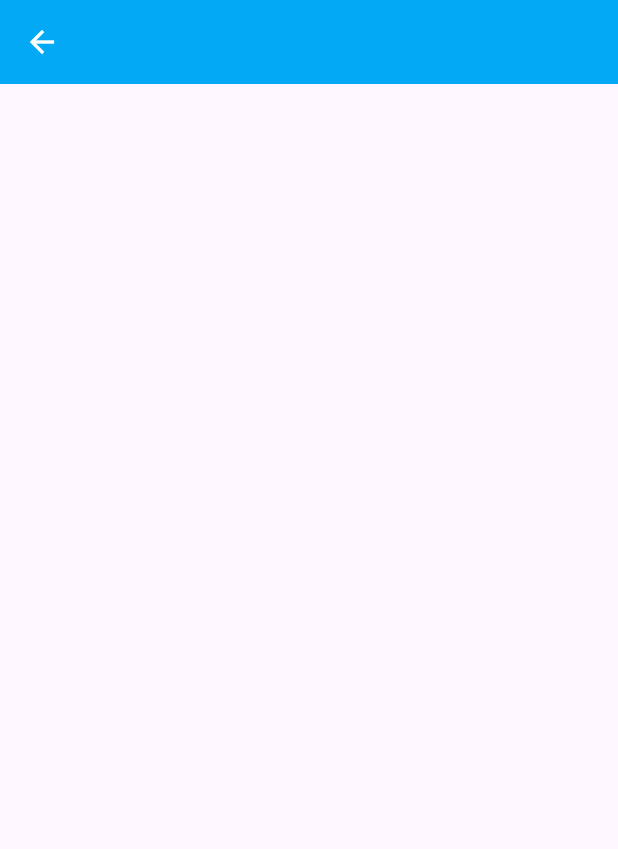
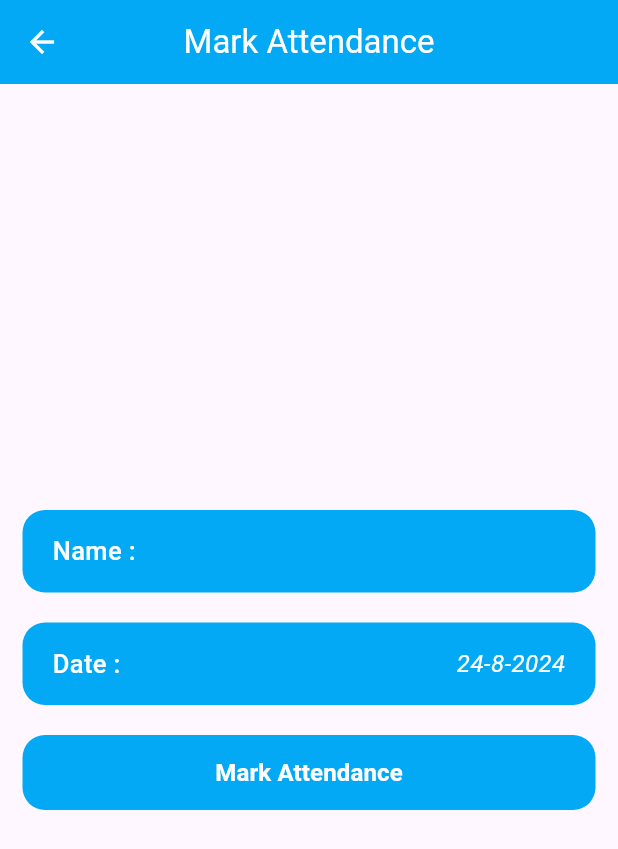
Before and after one commit to Abdulnasir-w/Attendance-Managment-System, a Flutter app: the MarkAttendanceScreen screen opened directly, on a phone screen of 412 x 824 dp. Shown: the top 849 px of the screen. Run offline on Flutter 3.47's test engine with Material 3 defaults, Android fonts, the light colour scheme and no system bars; our stand-ins replace cloud_firestore, firebase_auth, firebase_core, firebase_storage, flutter_svg, image_picker and 1 more; accounts and stored records are empty; statements that could not run were skipped.

Commit message:
mark attendance done

```diff
--- a/lib/Screens/User/mark_attendance_screen.dart
+++ b/lib/Screens/User/mark_attendance_screen.dart
@@ -1,16 +1,122 @@
+import 'package:attendance_ms/Components/custom_button.dart';
+import 'package:attendance_ms/Components/custom_profile_tabs.dart';
+import 'package:attendance_ms/Components/custom_snakbar.dart';
+import 'package:attendance_ms/Providers/attendance_provider.dart';
+import 'package:attendance_ms/Providers/auth_provider.dart';
 import 'package:flutter/material.dart';
+import 'package:provider/provider.dart';
 
-class MarkAttendanceScreen extends StatelessWidget {
+class MarkAttendanceScreen extends StatefulWidget {
   const MarkAttendanceScreen({super.key});
 
   @override
+  State<MarkAttendanceScreen> createState() => _MarkAttendanceScreenState();
+}
+
+class _MarkAttendanceScreenState extends State<MarkAttendanceScreen> {
+  bool isLoading = false;
+  bool isAttendaceMarked = false;
+
+  @override
+  void initState() {
+    super.initState();
+    checkAttendanceStatus();
+  }
+
+  Future<void> checkAttendanceStatus() async {
+    final auth = Provider.of<AuthProvider>(context, listen: false);
+    final attend = Provider.of<AttendanceProvider>(context, listen: false);
+
+    await attend.checkAttendancedMarked(auth.user!.uId);
+    if (mounted) {
+      setState(() {
+        isAttendaceMarked = attend.isAttendanceMarked;
+      });
+    }
+  }
+
+  Future<void> _markAttendance() async {
+    final auth = Provider.of<AuthProvider>(context, listen: false);
+    final attendance = Provider.of<AttendanceProvider>(context, listen: false);
+
+    setState(() {
+      isLoading = true;
+    });
+
+    try {
+      await attendance.markAttendance(auth.user!.uId);
+      if (!mounted) return;
+
+      CustomSnakbar.showCustomSnackbar(
+        context,
+        message: "Attendance Marked Successfully",
+        alignment: Alignment.bottomCenter,
+        type: SnackBarType.success,
+      );
+      Navigator.pop(context);
+    } catch (e) {
+      if (!mounted) return;
+
+      CustomSnakbar.showCustomSnackbar(
+        context,
+        message: e.toString(),
+        alignment: Alignment.bottomCenter,
+        type: SnackBarType.error,
+      );
+    } finally {
+      if (mounted) {
+        setState(() {
+          isLoading = false;
+        });
+      }
+    }
+  }
+
+  @override
   Widget build(BuildContext context) {
+    final auth = Provider.of<AuthProvider>(context, listen: false);
+    final today = DateTime.now();
+    final dateKey = '${today.day}-${today.month}-${today.year}';
     return Scaffold(
       appBar: AppBar(
+        title: const Text(
+          "Mark Attendance",
+          style: TextStyle(color: Colors.white),
+        ),
+        centerTitle: true,
         backgroundColor: Colors.lightBlue,
         iconTheme: const IconThemeData(color: Colors.white),
       ),
-      body: Column(),
+      body: Padding(
+        padding: const EdgeInsets.symmetric(horizontal: 15.0),
+        child: Column(
+          mainAxisAlignment: MainAxisAlignment.center,
+          crossAxisAlignment: CrossAxisAlignment.center,
+          children: [
+            CustomProfileTabs(
+              title: "Name : ",
+              details: auth.user!.name.toString(),
+            ),
+            const SizedBox(
+              height: 20,
+            ),
+            CustomProfileTabs(
+              title: "Date :",
+              details: dateKey,
+            ),
+            const SizedBox(
+              height: 20,
+            ),
+            MyCustomButton(
+              title: isAttendaceMarked
+                  ? "Already Attendance Marked"
+                  : "Mark Attendance",
+              isLoading: isLoading,
+              onPressed: isAttendaceMarked ? null : _markAttendance,
+            )
+          ],
+        ),
+      ),
     );
   }
 }
```
Also changed, not shown: lib/Providers/attendance_provider.dart (+26 -4 lines).
